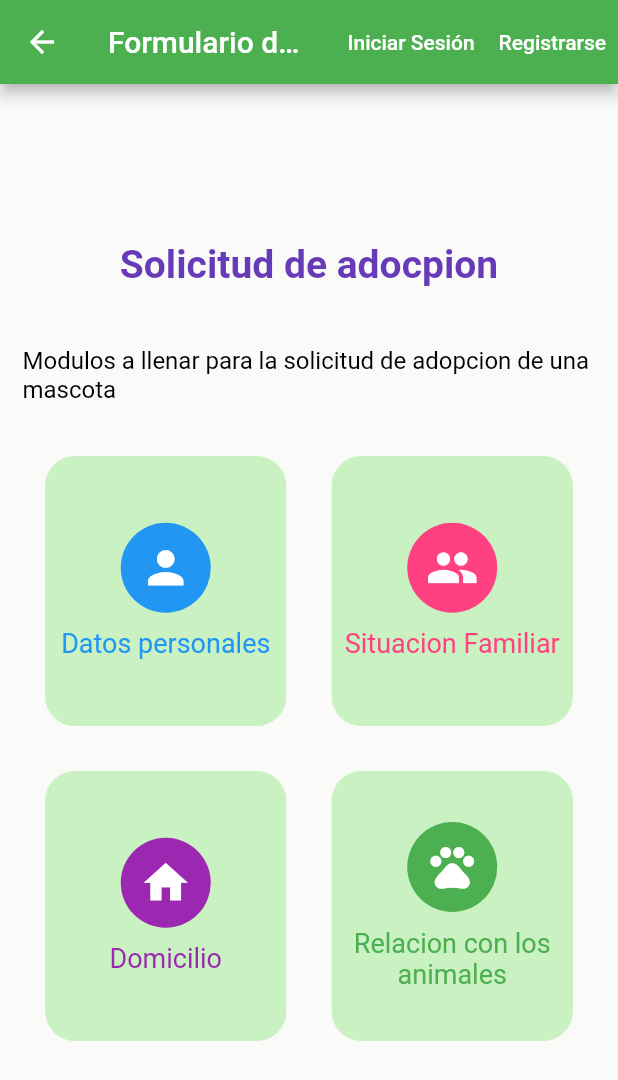
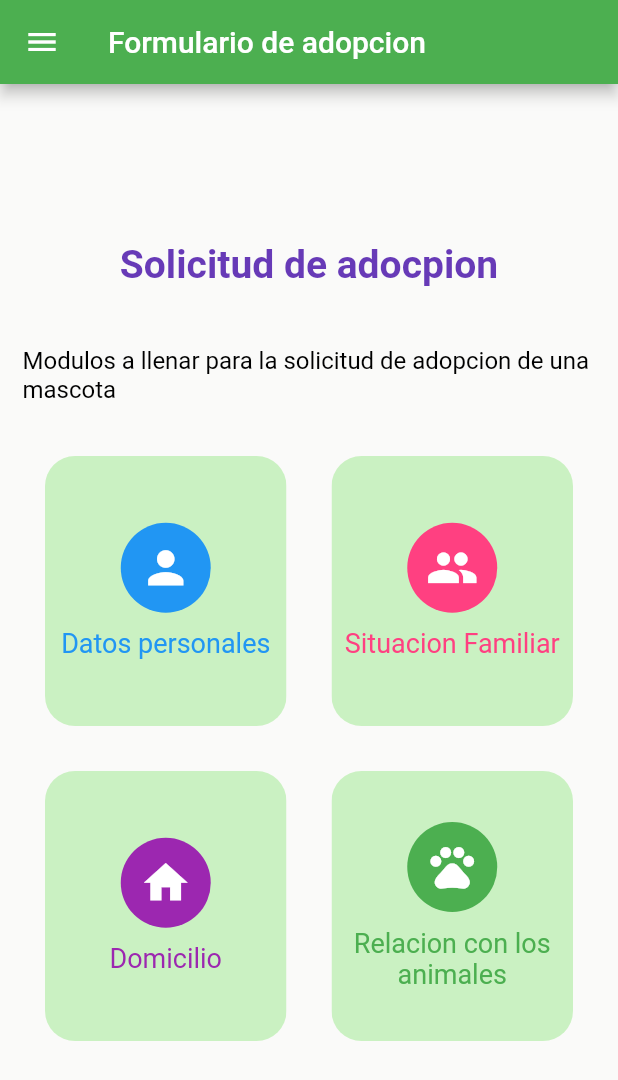
Before and after one commit to DannyMar25/ClientAppPAE, a Flutter app: the FormularioAdopcionPage screen opened by its route, on a phone screen of 412 x 824 dp. Shown: the top 1080 px of the screen. Run offline on Flutter 3.47's test engine with Material 2 defaults, Android fonts, the light colour scheme and no system bars; our stand-ins replace cloud_firestore, file_picker, firebase_auth, firebase_core, firebase_database, firebase_storage and 7 more; accounts and stored records are empty.

Commit message:
Modificaciones en diseño y funciones

```diff
--- a/lib/main.dart
+++ b/lib/main.dart
@@ -51,7 +51,7 @@ class MyApp extends StatelessWidget {
             Locale('en', 'US'), // English, no country code
             Locale('es', 'ES'), // Spanish, no country code
           ],
-          initialRoute: 'home',
+          initialRoute: 'bienvenida',
           routes: {
             'login': (_) => LoginPage(),
             'registro': (_) => RegistroPage(),
--- a/lib/src/bloc/login_bloc.dart
+++ b/lib/src/bloc/login_bloc.dart
@@ -7,6 +7,9 @@ import 'package:rxdart/rxdart.dart';
 class LoginBloc with Validators {
   final _emailController = BehaviorSubject<String>();
   final _passwordController = BehaviorSubject<String>();
+  final _usNameController = BehaviorSubject<String>();
+  //nuevo
+  final _passwordConfirmController = BehaviorSubject<String>();
 
   //_emailController.value
 
@@ -15,20 +18,42 @@ class LoginBloc with Validators {
       _emailController.stream.transform(validarEmail);
   Stream<String> get passwordStream =>
       _passwordController.stream.transform(validarPassword);
+  // Stream<String> get nameStream =>
+  //     _usNameController.stream.transform(validarNombre);
+
+  //nuevo
+
+  Stream<String> get passwordConfirmStream => _passwordConfirmController.stream
+          .transform(validarPassword)
+          .doOnData((String? c) {
+        if (0 != _passwordController.value.compareTo(c!)) {
+          _passwordConfirmController.addError("No Match");
+        }
+      });
 
   Stream<bool> get formValidStream =>
       Rx.combineLatest2(emailStream, passwordStream, (e, p) => true);
 
+  Stream<bool> get formValidStream1 => Rx.combineLatest3(
+      emailStream, passwordStream, passwordConfirmStream, (e, p, s) => true);
+
   //Insertar valores al stream
   Function(String) get changeEmail => _emailController.sink.add;
   Function(String) get changePassword => _passwordController.sink.add;
+  Function(String) get changeName => _usNameController.sink.add;
+  Function(String) get changePasswordConfirm =>
+      _passwordConfirmController.sink.add;
 
   //Obtener el ultimo valor ingresado a los streams
   String get email => _emailController.value;
   String get password => _passwordController.value;
+  String get name => _usNameController.value;
+  String get passwordConfirm => _passwordController.value;
 
   dispose() {
     _emailController.close();
     _passwordController.close();
+    _usNameController.close();
+    _passwordConfirmController.close();
   }
 }
--- a/lib/src/pages/formulario_page.dart
+++ b/lib/src/pages/formulario_page.dart
@@ -1,6 +1,7 @@
 import 'package:cliente_app_v1/src/models/animales_model.dart';
 import 'package:cliente_app_v1/src/widgets/background.dart';
 import 'package:cliente_app_v1/src/widgets/card_table.dart';
+import 'package:cliente_app_v1/src/widgets/menu_widget.dart';
 import 'package:cliente_app_v1/src/widgets/page_title.dart';
 import 'package:flutter/material.dart';
 import 'dart:ui';
@@ -29,31 +30,32 @@ class _FormularioAdopcionPageState extends State<FormularioAdopcionPage> {
           Builder(builder: (BuildContext context) {
             return Row(
               children: [
-                TextButton(
-                  style: ButtonStyle(
-                    foregroundColor:
-                        MaterialStateProperty.all<Color>(Colors.white),
-                  ),
-                  onPressed: () async {
-                    Navigator.pushNamed(context, 'login');
-                  },
-                  child: Text('Iniciar Sesión'),
-                ),
-                TextButton(
-                  style: ButtonStyle(
-                    foregroundColor:
-                        MaterialStateProperty.all<Color>(Colors.white),
-                  ),
-                  onPressed: () async {
-                    Navigator.pushNamed(context, 'registro');
-                  },
-                  child: Text('Registrarse'),
-                ),
+                // TextButton(
+                //   style: ButtonStyle(
+                //     foregroundColor:
+                //         MaterialStateProperty.all<Color>(Colors.white),
+                //   ),
+                //   onPressed: () async {
+                //     Navigator.pushNamed(context, 'login');
+                //   },
+                //   child: Text('Iniciar Sesión'),
+                // ),
+                // TextButton(
+                //   style: ButtonStyle(
+                //     foregroundColor:
+                //         MaterialStateProperty.all<Color>(Colors.white),
+                //   ),
+                //   onPressed: () async {
+                //     Navigator.pushNamed(context, 'registro');
+                //   },
+                //   child: Text('Registrarse'),
+                // ),
               ],
             );
           }),
         ],
       ),
+      drawer: MenuWidget(),
       body: Stack(
         alignment: Alignment.topCenter,
         children: [
```
Also changed, not shown: lib/src/pages/bienvenida_page.dart (+117 -19 lines), lib/src/pages/registro_page.dart (+27 -1 lines), lib/src/utils/utils.dart (+10 -1 lines), lib/src/widgets/menu_widget.dart (+9 -3 lines), assets/bienvenida.png (added).
